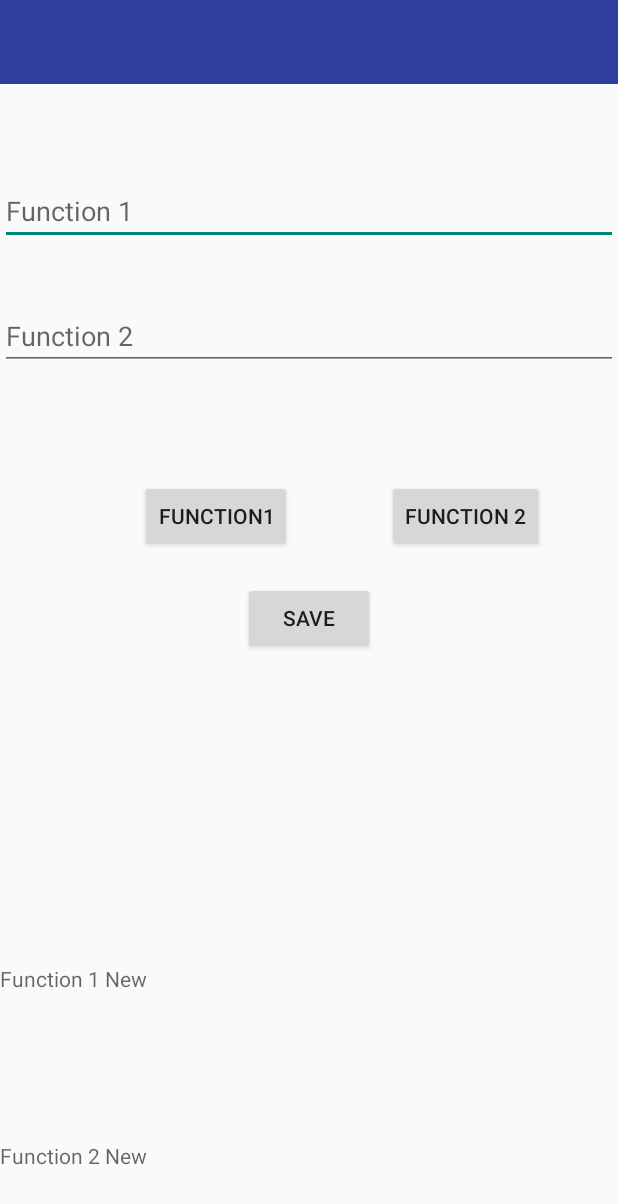
After one commit to xmkan/group23, an Android app: the layout activity_settings.xml on its own in the app's theme, with its tools: preview values and no code run, on a phone screen of 412 x 824 dp. The commit adds this screen. Shown: the top 1204 px of the screen. Run offline under Robolectric (Android 15) with nearby library versions, the phone set to English and light mode, and no system bars.

Commit message:
Added Settings

```diff
--- a/bluetooth2/app/src/main/java/com/example/xuemin/bluetooth2/Bluetooth.java
+++ b/bluetooth2/app/src/main/java/com/example/xuemin/bluetooth2/Bluetooth.java
@@ -264,6 +264,10 @@ public class Bluetooth extends AppCompatActivity{
             case R.id.map:
                 Intent intent1 = new Intent(Bluetooth.this, MazeActivity.class);
                 startActivity(intent1);
+                break;
+            case R.id.settings:
+                Intent intentSet= new Intent(Bluetooth.this,Settings.class);
+                startActivity(intentSet);
                 break;
         }
         return super.onOptionsItemSelected(item);
--- /dev/null
+++ b/bluetooth2/app/src/main/res/layout/activity_settings.xml
@@ -0,0 +1,85 @@
+<?xml version="1.0" encoding="utf-8"?>
+<RelativeLayout xmlns:android="http://schemas.android.com/apk/res/android"
+    android:layout_width="match_parent"
+    android:layout_height="match_parent"
+    android:paddingBottom="16dp"
+   >
+
+    <android.support.v7.widget.Toolbar
+        android:layout_width="match_parent"
+        android:layout_height="wrap_content"
+        android:background="@color/colorPrimaryDark"
+        android:minHeight="?attr/actionBarSize"
+        android:id="@+id/toolbar"/>
+
+    <Button
+        android:id="@+id/btnf1"
+        android:layout_width="wrap_content"
+        android:layout_height="wrap_content"
+        android:layout_alignParentStart="true"
+        android:layout_alignParentTop="true"
+        android:layout_marginStart="93dp"
+        android:layout_marginTop="320dp"
+        android:text="Function1" />
+
+    <Button
+        android:id="@+id/btnf2"
+        android:layout_width="wrap_content"
+        android:layout_height="wrap_content"
+        android:layout_alignParentEnd="true"
+        android:layout_alignParentRight="true"
+        android:layout_alignTop="@+id/btnf1"
+        android:layout_marginEnd="49dp"
+        android:layout_marginRight="49dp"
+        android:text="Function 2" />
+
+    <EditText
+        android:id="@+id/etF1"
+        android:layout_width="match_parent"
+        android:layout_height="wrap_content"
+        android:layout_alignParentTop="true"
+        android:layout_centerHorizontal="true"
+        android:layout_marginTop="118dp"
+        android:ems="10"
+        android:onClick="getF1"
+        android:hint="Function 1" />
+
+    <EditText
+        android:id="@+id/etF2"
+        android:layout_width="match_parent"
+        android:layout_height="wrap_content"
+        android:layout_alignParentTop="true"
+        android:layout_centerHorizontal="true"
+        android:layout_marginTop="201dp"
+        android:ems="10"
+        android:hint="Function 2" />
+
+    <TextView
+        android:id="@+id/etF2new"
+        android:layout_width="match_parent"
+        android:layout_height="wrap_content"
+        android:layout_alignParentBottom="true"
+        android:layout_centerHorizontal="true"
+        android:layout_marginBottom="28dp"
+        android:ems="10"
+        android:hint="Function 2 New" />
+
+    <TextView
+        android:id="@+id/etF1new"
+        android:layout_width="match_parent"
+        android:layout_height="wrap_content"
+        android:layout_alignParentBottom="true"
+        android:layout_centerHorizontal="true"
+        android:layout_marginBottom="146dp"
+        android:ems="10"
+        android:hint="Function 1 New" />
+
+
+    <Button
+        android:id="@+id/btnSave"
+        android:layout_width="wrap_content"
+        android:layout_height="wrap_content"
+        android:layout_centerInParent="true"
+        android:onClick="Save"
+        android:text="Save" />
+</RelativeLayout>
```
Also changed, not shown: bluetooth2/app/src/main/java/com/example/xuemin/bluetooth2/MazeActivity.java (+42 -2 lines), bluetooth2/app/src/main/java/com/example/xuemin/bluetooth2/PixelGridView.java (+8 -0 lines), bluetooth2/app/src/main/java/com/example/xuemin/bluetooth2/Settings.java (added, +141 -0 lines).
